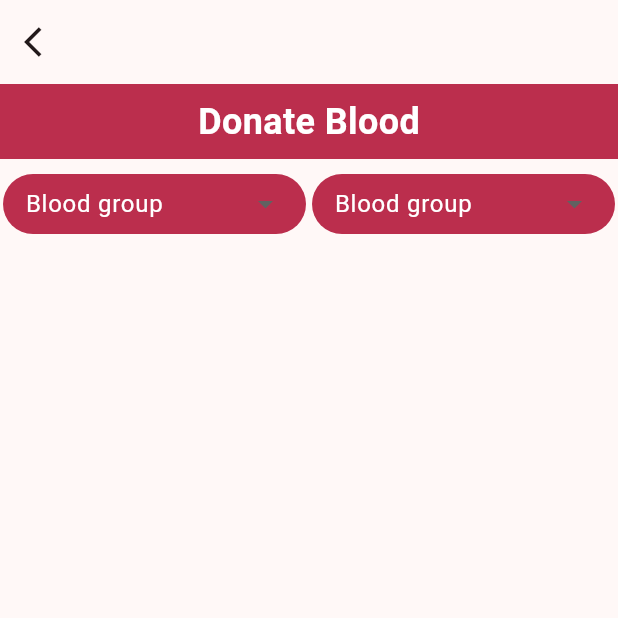
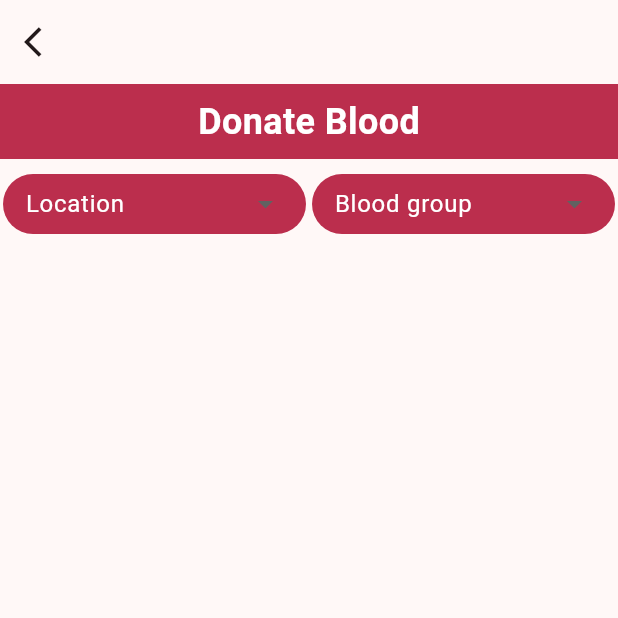
Before and after one commit to rohitbaing08/Bloodbank-Android, a Flutter app: the ReceiversListView screen opened by its route, on a phone screen of 412 x 824 dp, the top half of it. Run offline on Flutter 3.47's test engine with Material 3 defaults, Android fonts, the phone set to English and light mode, and no system bars; our stand-ins replace cloud_firestore, firebase_auth, firebase_core, fluttertoast, go_router, share_plus and 1 more; accounts and stored records are empty.

```diff
--- a/lib/view/screens/receivers_list_view.dart
+++ b/lib/view/screens/receivers_list_view.dart
@@ -70,7 +70,7 @@ class ReceiversListView extends StatelessWidget {
                       children: [
                         SearchFilter(
                           title: selectedLocation == ''
-                              ? 'Blood group'
+                              ? 'Location'
                               : selectedLocation,
                           selected: location,
                           ontap: (val) {
```
Also changed, not shown: lib/view/components/camp_card.dart (+6 -1 lines).
